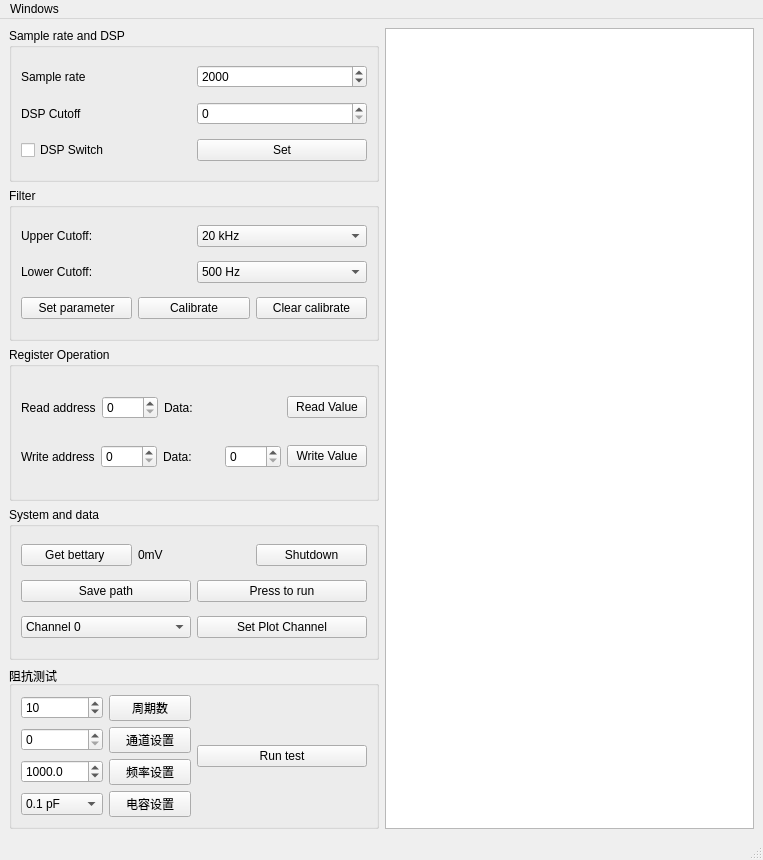
Before: the Qt Designer form mainwindow.ui in lwmdojz/SUSNeuron, drawn with Qt 5.
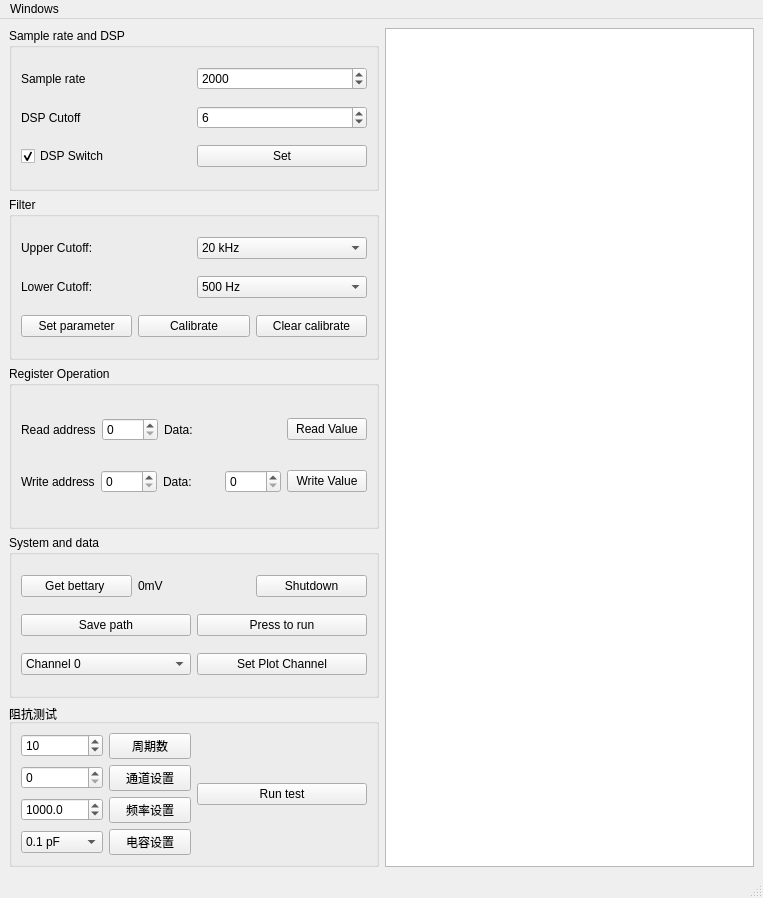
After: the same form once the commit is applied. Custom widgets are drawn as their Qt base class.

Commit message: Ch0 fixed, convertion deleted

Diff of the .ui file:
```diff
--- a/mainwindow.ui
+++ b/mainwindow.ui
@@ -7,7 +7,7 @@
     <x>0</x>
     <y>0</y>
     <width>763</width>
-    <height>860</height>
+    <height>898</height>
    </rect>
   </property>
   <property name="sizePolicy">
@@ -67,6 +67,9 @@
              <property name="maximum">
               <number>15</number>
              </property>
+             <property name="value">
+              <number>6</number>
+             </property>
             </widget>
            </item>
           </layout>
@@ -78,6 +81,12 @@
              <property name="text">
               <string>DSP Switch</string>
              </property>
+             <property name="checked">
+              <bool>true</bool>
+             </property>
+             <property name="tristate">
+              <bool>false</bool>
+             </property>
             </widget>
            </item>
            <item>
```
The commit also changes 2 other files.
